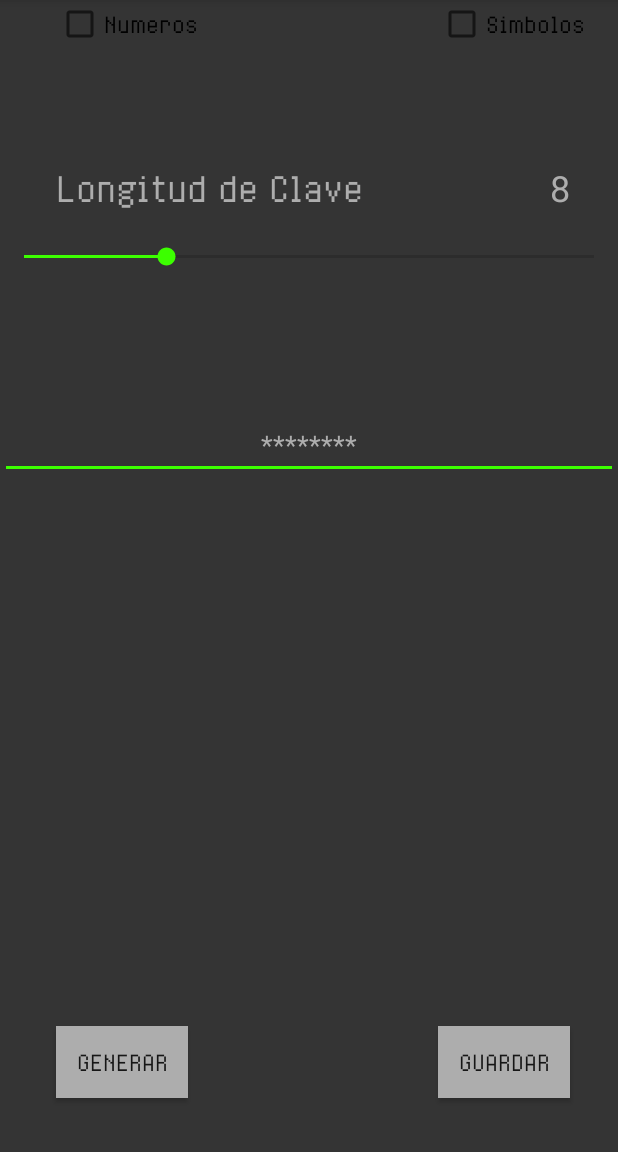
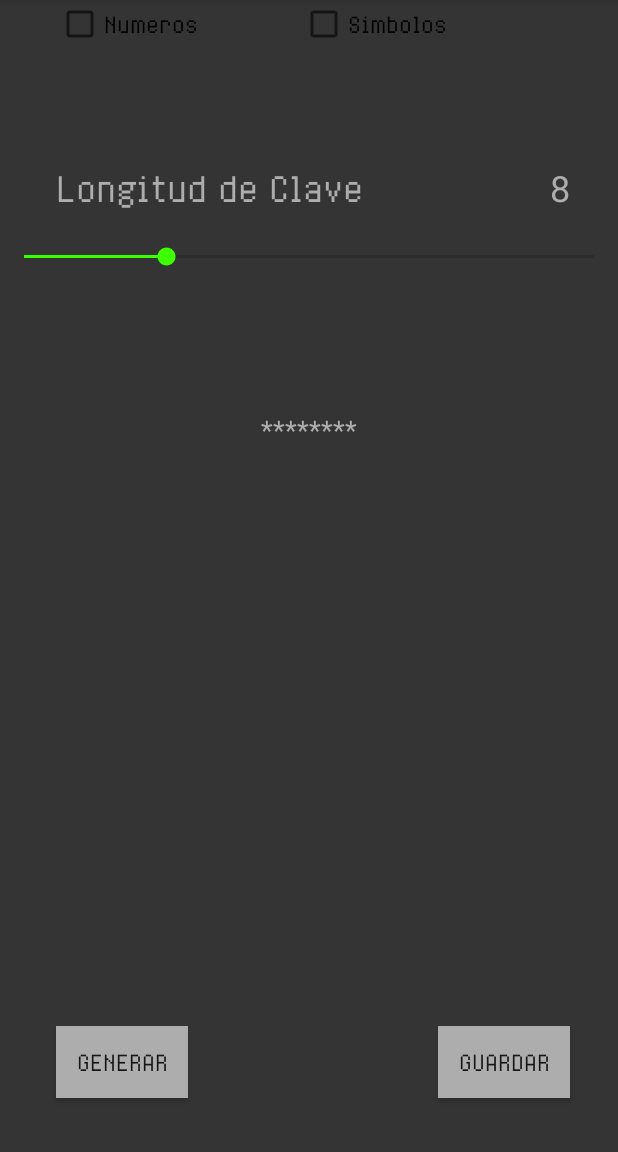
Before and after one commit to sebdeveloper6952/SimplePasswordGenerator, an Android app: the screen it shows after launch (MainActivity), on a phone screen of 412 x 824 dp, the part 84-1236 px from its top. Run offline under Robolectric (Android 15) with nearby library versions, the phone set to English and light mode, and no system bars.

Commit message:
Checkboxes are working. Next step is saving passwords.

```diff
--- a/SimplePasswordGenerator/app/src/main/res/layout/activity_main.xml
+++ b/SimplePasswordGenerator/app/src/main/res/layout/activity_main.xml
@@ -64,7 +64,7 @@
         android:layout_alignEnd="@+id/botonGuardar"
         android:textSize="24dp" />
 
-    <EditText
+    <TextView
         android:layout_width="match_parent"
         android:layout_height="wrap_content"
         android:id="@+id/pantallaClave"
@@ -73,8 +73,9 @@
         android:layout_below="@+id/barraLongitud"
         android:text="@string/pantallaClaveDefault"
         android:textColor="#adadad"
+        android:textSize="18dp"
         android:textAlignment="center"
-        android:editable="true" />
+        android:textIsSelectable="true"/>
 
     <CheckBox
         android:layout_width="wrap_content"
@@ -90,5 +91,5 @@
         android:text="@string/simCheckbox"
         android:id="@+id/simCheckbox"
         android:layout_alignParentTop="false"
-        android:layout_alignStart="@id/botonGuardar" />
+        android:layout_marginStart="200dp"/>
 </RelativeLayout>
```
